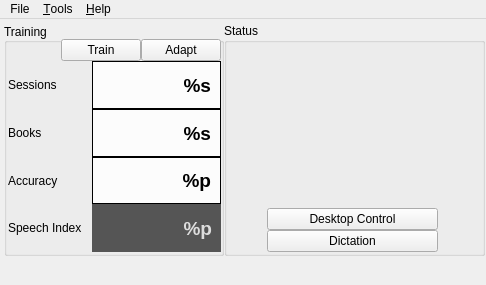
First picture: the form in res/ui/main-window.ui, repository smartboyhw/speechcontrol, before the edit.
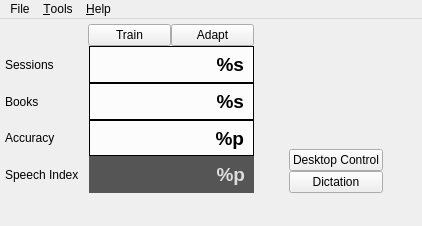
Second picture: the form after the edit. Icons and pictures are not drawn.

Commit message: A lot of UI changes. Expect more to come.

```diff
--- a/res/ui/main-window.ui
+++ b/res/ui/main-window.ui
@@ -10,22 +10,10 @@
    <rect>
     <x>0</x>
     <y>0</y>
-    <width>486</width>
-    <height>285</height>
+    <width>422</width>
+    <height>226</height>
    </rect>
   </property>
-  <property name="minimumSize">
-   <size>
-    <width>486</width>
-    <height>285</height>
-   </size>
-  </property>
-  <property name="maximumSize">
-   <size>
-    <width>486</width>
-    <height>285</height>
-   </size>
-  </property>
   <property name="windowTitle">
    <string>SpeechControl</string>
   </property>
@@ -43,205 +31,97 @@
    <bool>true</bool>
   </property>
   <widget class="QWidget" name="centralwidget">
-   <widget class="QWidget" name="gridLayoutWidget">
-    <property name="geometry">
-     <rect>
-      <x>4</x>
-      <y>4</y>
-      <width>481</width>
-      <height>233</height>
-     </rect>
-    </property>
-    <layout class="QGridLayout" name="gridLayout">
-     <item row="0" column="1" rowspan="2">
-      <widget class="QGroupBox" name="groupBox">
-       <property name="enabled">
-        <bool>true</bool>
-       </property>
-       <property name="minimumSize">
-        <size>
-         <width>0</width>
-         <height>75</height>
-        </size>
-       </property>
-       <property name="title">
-        <string>Status</string>
-       </property>
-       <widget class="QWidget" name="gridLayoutWidget_2">
-        <property name="geometry">
-         <rect>
-          <x>8</x>
-          <y>28</y>
-          <width>241</width>
-          <height>201</height>
-         </rect>
-        </property>
-        <layout class="QGridLayout" name="gridLayout_3">
-         <item row="1" column="1">
-          <layout class="QVBoxLayout" name="verticalLayout">
-           <item>
-            <widget class="QPushButton" name="btnDsktpCntrl">
-             <property name="sizePolicy">
-              <sizepolicy hsizetype="Minimum" vsizetype="Preferred">
-               <horstretch>0</horstretch>
-               <verstretch>0</verstretch>
-              </sizepolicy>
-             </property>
-             <property name="text">
-              <string>Desktop Control</string>
-             </property>
-             <property name="checkable">
-              <bool>true</bool>
-             </property>
-             <property name="checked">
-              <bool>false</bool>
-             </property>
-            </widget>
-           </item>
-           <item>
-            <widget class="QPushButton" name="btnDctn">
-             <property name="sizePolicy">
-              <sizepolicy hsizetype="Minimum" vsizetype="Preferred">
-               <horstretch>0</horstretch>
-               <verstretch>0</verstretch>
-              </sizepolicy>
-             </property>
-             <property name="text">
-              <string>Dictation</string>
-             </property>
-             <property name="checkable">
-              <bool>true</bool>
-             </property>
-             <property name="checked">
-              <bool>false</bool>
-             </property>
-            </widget>
-           </item>
-          </layout>
-         </item>
-         <item row="1" column="0">
-          <spacer name="horizontalSpacer_3">
-           <property name="orientation">
-            <enum>Qt::Horizontal</enum>
-           </property>
-           <property name="sizeType">
-            <enum>QSizePolicy::Maximum</enum>
-           </property>
-           <property name="sizeHint" stdset="0">
-            <size>
-             <width>35</width>
-             <height>20</height>
-            </size>
-           </property>
-          </spacer>
-         </item>
-         <item row="1" column="2">
-          <spacer name="horizontalSpacer_4">
-           <property name="orientation">
-            <enum>Qt::Horizontal</enum>
-           </property>
-           <property name="sizeType">
-            <enum>QSizePolicy::Maximum</enum>
-           </property>
-           <property name="sizeHint" stdset="0">
-            <size>
-             <width>35</width>
-             <height>20</height>
-            </size>
-           </property>
-          </spacer>
-         </item>
-         <item row="0" column="0" colspan="3">
-          <spacer name="verticalSpacer">
-           <property name="orientation">
-            <enum>Qt::Vertical</enum>
-           </property>
-           <property name="sizeType">
-            <enum>QSizePolicy::MinimumExpanding</enum>
-           </property>
-           <property name="sizeHint" stdset="0">
-            <size>
-             <width>20</width>
-             <height>40</height>
-            </size>
-           </property>
-          </spacer>
-         </item>
-        </layout>
-       </widget>
-      </widget>
-     </item>
-     <item row="0" column="0" rowspan="2">
-      <widget class="QGroupBox" name="groupBoxTraining">
-       <property name="sizePolicy">
-        <sizepolicy hsizetype="Preferred" vsizetype="Preferred">
-         <horstretch>0</horstretch>
-         <verstretch>0</verstretch>
-        </sizepolicy>
-       </property>
-       <property name="maximumSize">
-        <size>
-         <width>220</width>
-         <height>16777215</height>
-        </size>
-       </property>
-       <property name="title">
-        <string>Training</string>
-       </property>
-       <property name="alignment">
-        <set>Qt::AlignLeading|Qt::AlignLeft|Qt::AlignVCenter</set>
-       </property>
-       <property name="flat">
-        <bool>true</bool>
-       </property>
        <widget class="QWidget" name="formLayoutWidget">
         <property name="geometry">
          <rect>
-          <x>4</x>
-          <y>16</y>
-          <width>213</width>
-          <height>213</height>
+      <x>5</x>
+      <y>5</y>
+      <width>413</width>
+      <height>169</height>
          </rect>
         </property>
         <layout class="QGridLayout" name="gridLayout_2">
-         <item row="3" column="2">
-          <widget class="QLabel" name="lblBooks">
-           <property name="sizePolicy">
-            <sizepolicy hsizetype="Expanding" vsizetype="Preferred">
-             <horstretch>0</horstretch>
-             <verstretch>0</verstretch>
-            </sizepolicy>
-           </property>
-           <property name="minimumSize">
-            <size>
-             <width>0</width>
-             <height>30</height>
-            </size>
-           </property>
-           <property name="font">
-            <font>
-             <pointsize>14</pointsize>
-             <weight>75</weight>
-             <bold>true</bold>
-            </font>
-           </property>
-           <property name="styleSheet">
-            <string notr="true">background-color: rgba(255, 255, 255, 209);
-color: rgb(0, 0, 0);
-padding-right: 4px; border: 1px solid black;</string>
-           </property>
-           <property name="text">
-            <string>%s</string>
-           </property>
-           <property name="scaledContents">
-            <bool>true</bool>
-           </property>
-           <property name="alignment">
-            <set>Qt::AlignRight|Qt::AlignTrailing|Qt::AlignVCenter</set>
-           </property>
-          </widget>
-         </item>
          <item row="2" column="2">
+      <widget class="QLabel" name="lblBooks">
+       <property name="sizePolicy">
+        <sizepolicy hsizetype="Expanding" vsizetype="Preferred">
+         <horstretch>0</horstretch>
+         <verstretch>0</verstretch>
+        </sizepolicy>
+       </property>
+       <property name="minimumSize">
+        <size>
+         <width>0</width>
+         <height>30</height>
+        </size>
+       </property>
+       <property name="font">
+        <font>
+         <pointsize>14</pointsize>
+         <weight>75</weight>
+         <bold>true</bold>
+        </font>
+       </property>
+       <property name="styleSheet">
+        <string notr="true">background-color: rgba(255, 255, 255, 209);
+color: rgb(0, 0, 0);
+padding-right: 4px; border: 1px solid black;</string>
+       </property>
+       <property name="text">
+        <string>%s</string>
+       </property>
+       <property name="scaledContents">
+        <bool>true</bool>
+       </property>
+       <property name="alignment">
+        <set>Qt::AlignRight|Qt::AlignTrailing|Qt::AlignVCenter</set>
+       </property>
+      </widget>
+     </item>
+     <item row="0" column="0" colspan="3">
+      <layout class="QHBoxLayout" name="horizontalLayout">
+       <item>
+        <spacer name="horizontalSpacer">
+         <property name="orientation">
+          <enum>Qt::Horizontal</enum>
+         </property>
+         <property name="sizeHint" stdset="0">
+          <size>
+           <width>40</width>
+           <height>20</height>
+          </size>
+         </property>
+        </spacer>
+       </item>
+       <item>
+        <widget class="QPushButton" name="btnTrain">
+         <property name="sizePolicy">
+          <sizepolicy hsizetype="MinimumExpanding" vsizetype="Maximum">
+           <horstretch>0</horstretch>
+           <verstretch>0</verstretch>
+          </sizepolicy>
+         </property>
+         <property name="text">
+          <string>Train</string>
+         </property>
+        </widget>
+       </item>
+       <item>
+        <widget class="QPushButton" name="btnAdapt">
+         <property name="sizePolicy">
+          <sizepolicy hsizetype="MinimumExpanding" vsizetype="Maximum">
+           <horstretch>0</horstretch>
+           <verstretch>0</verstretch>
+          </sizepolicy>
+         </property>
+         <property name="text">
+          <string>Adapt</string>
+         </property>
+        </widget>
+       </item>
+      </layout>
+     </item>
+     <item row="1" column="2">
           <widget class="QLabel" name="lblSessions">
            <property name="sizePolicy">
             <sizepolicy hsizetype="MinimumExpanding" vsizetype="Preferred">
@@ -278,14 +158,14 @@
            </property>
           </widget>
          </item>
-         <item row="4" column="0">
+     <item row="3" column="0">
           <widget class="QLabel" name="__">
            <property name="text">
             <string>Accuracy</string>
            </property>
           </widget>
          </item>
-         <item row="4" column="2">
+     <item row="3" column="2">
           <widget class="QLabel" name="lblAccuracy">
            <property name="sizePolicy">
             <sizepolicy hsizetype="Expanding" vsizetype="Preferred">
@@ -322,28 +202,28 @@
            </property>
           </widget>
          </item>
-         <item row="5" column="0">
+     <item row="4" column="0">
           <widget class="QLabel" name="__1">
            <property name="text">
             <string>Speech Index</string>
            </property>
           </widget>
          </item>
-         <item row="2" column="0">
+     <item row="1" column="0">
           <widget class="QLabel" name="_">
            <property name="text">
             <string>Sessions</string>
            </property>
           </widget>
          </item>
-         <item row="3" column="0">
+     <item row="2" column="0">
           <widget class="QLabel" name="___">
            <property name="text">
             <string>Books</string>
            </property>
           </widget>
          </item>
-         <item row="5" column="2">
+     <item row="4" column="2">
           <widget class="QLabel" name="lblSpeechIndex">
            <property name="sizePolicy">
             <sizepolicy hsizetype="Expanding" vsizetype="Preferred">
@@ -387,7 +267,7 @@
            </property>
           </widget>
          </item>
-         <item row="2" column="1" rowspan="4">
+     <item row="1" column="1" rowspan="4">
           <spacer name="horizontalSpacer_2">
            <property name="orientation">
             <enum>Qt::Horizontal</enum>
@@ -403,52 +283,99 @@
            </property>
           </spacer>
          </item>
-         <item row="1" column="0" colspan="3">
-          <layout class="QHBoxLayout" name="horizontalLayout">
+     <item row="0" column="3" rowspan="5">
+      <layout class="QGridLayout" name="gridLayout_3">
+       <item row="1" column="1">
+        <layout class="QVBoxLayout" name="verticalLayout">
            <item>
-            <spacer name="horizontalSpacer">
-             <property name="orientation">
-              <enum>Qt::Horizontal</enum>
-             </property>
-             <property name="sizeHint" stdset="0">
-              <size>
-               <width>40</width>
-               <height>20</height>
-              </size>
-             </property>
-            </spacer>
-           </item>
-           <item>
-            <widget class="QPushButton" name="btnTrain">
+          <widget class="QPushButton" name="btnDsktpCntrl">
              <property name="sizePolicy">
-              <sizepolicy hsizetype="MinimumExpanding" vsizetype="Maximum">
+            <sizepolicy hsizetype="Minimum" vsizetype="Preferred">
                <horstretch>0</horstretch>
                <verstretch>0</verstretch>
               </sizepolicy>
              </property>
              <property name="text">
-              <string>Train</string>
-             </property>
+            <string>Desktop Control</string>
+           </property>
+           <property name="checkable">
+            <bool>true</bool>
+           </property>
+           <property name="checked">
+            <bool>false</bool>
+           </property>
             </widget>
            </item>
            <item>
-            <widget class="QPushButton" name="btnAdapt">
+          <widget class="QPushButton" name="btnDctn">
              <property name="sizePolicy">
-              <sizepolicy hsizetype="MinimumExpanding" vsizetype="Maximum">
+            <sizepolicy hsizetype="Minimum" vsizetype="Preferred">
                <horstretch>0</horstretch>
                <verstretch>0</verstretch>
               </sizepolicy>
              </property>
              <property name="text">
-              <string>Adapt</string>
-             </property>
+            <string>Dictation</string>
+           </property>
+           <property name="checkable">
+            <bool>true</bool>
+           </property>
+           <property name="checked">
+            <bool>false</bool>
+           </property>
             </widget>
            </item>
           </layout>
          </item>
-        </layout>
-       </widget>
-      </widget>
+       <item row="1" column="0">
+        <spacer name="horizontalSpacer_3">
+         <property name="orientation">
+          <enum>Qt::Horizontal</enum>
+         </property>
+         <property name="sizeType">
+          <enum>QSizePolicy::Maximum</enum>
+         </property>
+         <property name="sizeHint" stdset="0">
+          <size>
+           <width>35</width>
+           <height>20</height>
+          </size>
+         </property>
+        </spacer>
+       </item>
+       <item row="1" column="2">
+        <spacer name="horizontalSpacer_4">
+         <property name="orientation">
+          <enum>Qt::Horizontal</enum>
+         </property>
+         <property name="sizeType">
+          <enum>QSizePolicy::Maximum</enum>
+         </property>
+         <property name="sizeHint" stdset="0">
+          <size>
+           <width>35</width>
+           <height>20</height>
+          </size>
+         </property>
+        </spacer>
+       </item>
+       <item row="0" column="0" colspan="3">
+        <spacer name="verticalSpacer">
+         <property name="orientation">
+          <enum>Qt::Vertical</enum>
+         </property>
+         <property name="sizeType">
+          <enum>QSizePolicy::MinimumExpanding</enum>
+         </property>
+         <property name="sizeHint" stdset="0">
+          <size>
+           <width>20</width>
+           <height>40</height>
+          </size>
+         </property>
+        </spacer>
+       </item>
+      </layout>
      </item>
     </layout>
    </widget>
@@ -475,7 +402,7 @@
     <rect>
      <x>0</x>
      <y>0</y>
-     <width>486</width>
+     <width>422</width>
      <height>21</height>
     </rect>
    </property>
```
Left out of the diff: 64 changed lines with no effect on the pictures. Lines whose indentation alone changed are shown as unchanged. The commit also changes 4 other files.
